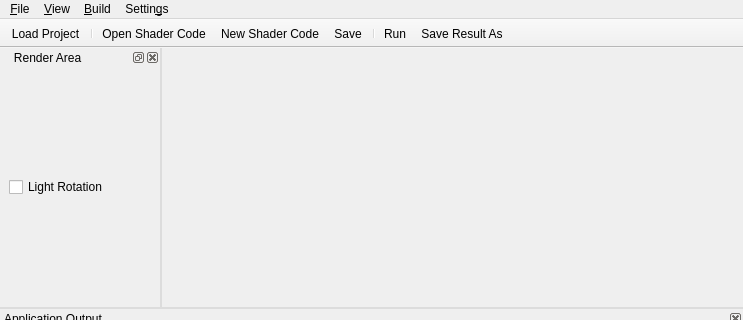
ethiago/shader-labs, file trunk/forms/MainWindow.ui: the form before one commit; both pictures show x 0 to 743 and y 0 to 320 of the 743 by 526 pixel window.
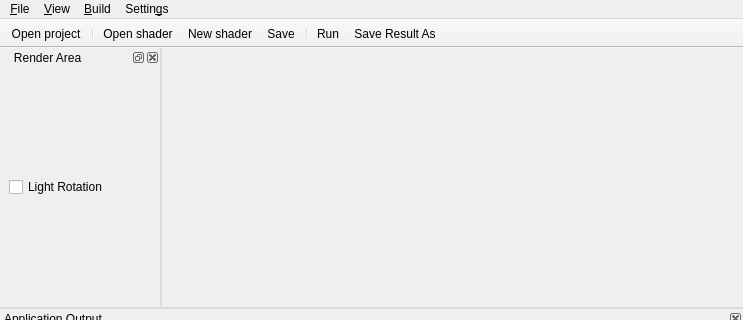
The form after the commit. Icons and pictures are not drawn.

Commit message: Save as Project

```diff
--- a/trunk/forms/MainWindow.ui
+++ b/trunk/forms/MainWindow.ui
@@ -244,7 +244,7 @@
      <normaloff>:/ico/img/1302039979_Folder.png</normaloff>:/ico/img/1302039979_Folder.png</iconset>
    </property>
    <property name="text">
-    <string>&amp;Open Shader Code...</string>
+    <string>&amp;Open shader...</string>
    </property>
    <property name="shortcut">
     <string>Ctrl+O</string>
@@ -304,7 +304,7 @@
      <normaloff>:/ico/img/1303588715_document-new.png</normaloff>:/ico/img/1303588715_document-new.png</iconset>
    </property>
    <property name="text">
-    <string>&amp;New Shader Code...</string>
+    <string>&amp;New shader...</string>
    </property>
    <property name="shortcut">
     <string>Ctrl+N</string>
@@ -365,7 +365,7 @@
      <normaloff>:/ico/img/Project-icon.png</normaloff>:/ico/img/Project-icon.png</iconset>
    </property>
    <property name="text">
-    <string>Load Project</string>
+    <string>Open project...</string>
    </property>
    <property name="shortcut">
     <string>Ctrl+P</string>
```
Left out of the diff: 10 changed lines with no effect on the pictures. The commit also changes 11 other files.
